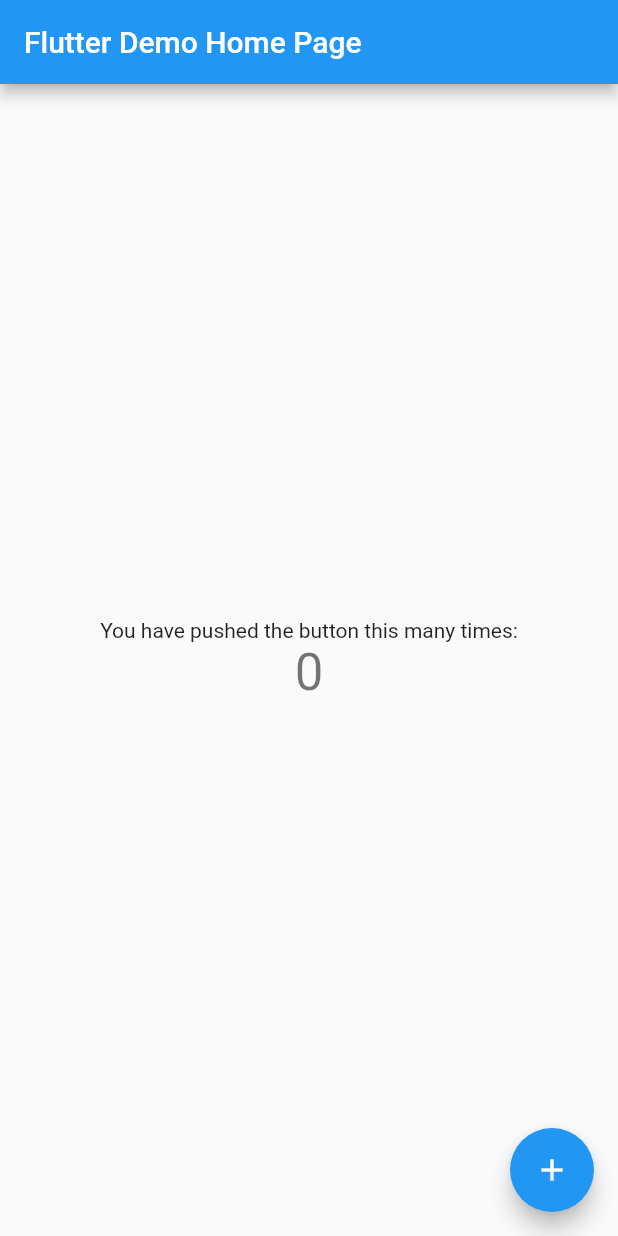
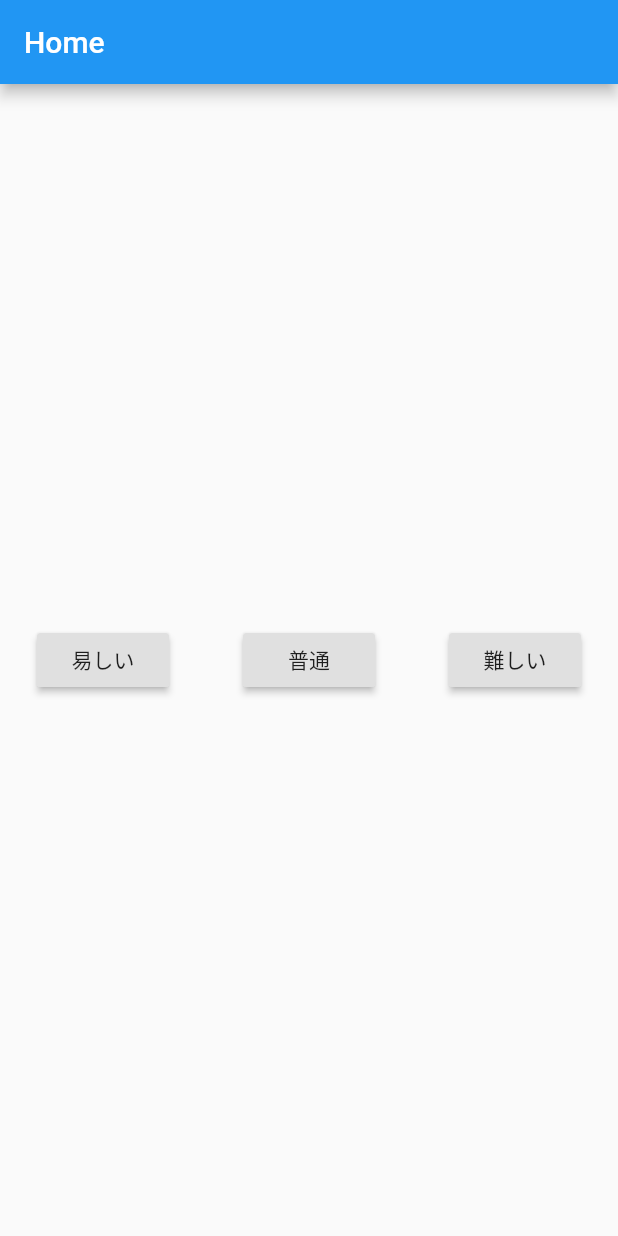
Before and after one commit to morio77/Tetris_flutter2, a Flutter app: the screen it shows after launch, on a phone screen of 412 x 824 dp. Run offline on Flutter 3.47's test engine with Material 2 defaults, Android fonts, the phone set to English and light mode, and no system bars.

```diff
--- a/tetris_app2/lib/main.dart
+++ b/tetris_app2/lib/main.dart
@@ -1,4 +1,6 @@
 import 'package:flutter/material.dart';
+
+import 'tetris_page.dart';
 
 void main() {
   runApp(MyApp());
@@ -11,107 +13,38 @@ class MyApp extends StatelessWidget {
     return MaterialApp(
       title: 'Flutter Demo',
       theme: ThemeData(
-        // This is the theme of your application.
-        //
-        // Try running your application with "flutter run". You'll see the
-        // application has a blue toolbar. Then, without quitting the app, try
-        // changing the primarySwatch below to Colors.green and then invoke
-        // "hot reload" (press "r" in the console where you ran "flutter run",
-        // or simply save your changes to "hot reload" in a Flutter IDE).
-        // Notice that the counter didn't reset back to zero; the application
-        // is not restarted.
         primarySwatch: Colors.blue,
-        // This makes the visual density adapt to the platform that you run
-        // the app on. For desktop platforms, the controls will be smaller and
-        // closer together (more dense) than on mobile platforms.
         visualDensity: VisualDensity.adaptivePlatformDensity,
       ),
-      home: MyHomePage(title: 'Flutter Demo Home Page'),
+      home: TetrisHomePage(),
     );
   }
 }
 
-class MyHomePage extends StatefulWidget {
-  MyHomePage({Key key, this.title}) : super(key: key);
-
-  // This widget is the home page of your application. It is stateful, meaning
-  // that it has a State object (defined below) that contains fields that affect
-  // how it looks.
-
-  // This class is the configuration for the state. It holds the values (in this
-  // case the title) provided by the parent (in this case the App widget) and
-  // used by the build method of the State. Fields in a Widget subclass are
-  // always marked "final".
-
-  final String title;
-
-  @override
-  _MyHomePageState createState() => _MyHomePageState();
-}
-
-class _MyHomePageState extends State<MyHomePage> {
-  int _counter = 0;
-
-  void _incrementCounter() {
-    setState(() {
-      // This call to setState tells the Flutter framework that something has
-      // changed in this State, which causes it to rerun the build method below
-      // so that the display can reflect the updated values. If we changed
-      // _counter without calling setState(), then the build method would not be
-      // called again, and so nothing would appear to happen.
-      _counter++;
-    });
-  }
-
+class TetrisHomePage extends StatelessWidget {
   @override
   Widget build(BuildContext context) {
-    // This method is rerun every time setState is called, for instance as done
-    // by the _incrementCounter method above.
-    //
-    // The Flutter framework has been optimized to make rerunning build methods
-    // fast, so that you can just rebuild anything that needs updating rather
-    // than having to individually change instances of widgets.
     return Scaffold(
       appBar: AppBar(
-        // Here we take the value from the MyHomePage object that was created by
-        // the App.build method, and use it to set our appbar title.
-        title: Text(widget.title),
+        title: Text("Home"),
       ),
       body: Center(
-        // Center is a layout widget. It takes a single child and positions it
-        // in the middle of the parent.
-        child: Column(
-          // Column is also a layout widget. It takes a list of children and
-          // arranges them vertically. By default, it sizes itself to fit its
-          // children horizontally, and tries to be as tall as its parent.
-          //
-          // Invoke "debug painting" (press "p" in the console, choose the
-          // "Toggle Debug Paint" action from the Flutter Inspector in Android
-          // Studio, or the "Toggle Debug Paint" command in Visual Studio Code)
-          // to see the wireframe for each widget.
-          //
-          // Column has various properties to control how it sizes itself and
-          // how it positions its children. Here we use mainAxisAlignment to
-          // center the children vertically; the main axis here is the vertical
-          // axis because Columns are vertical (the cross axis would be
-          // horizontal).
-          mainAxisAlignment: MainAxisAlignment.center,
-          children: <Widget>[
-            Text(
-              'You have pushed the button this many times:',
-            ),
-            Text(
-              '$_counter',
-              style: Theme.of(context).textTheme.headline4,
-            ),
+        child: Row(
+          mainAxisAlignment: MainAxisAlignment.spaceAround,
+          children: [
+            _raisedButton(context, "易しい" , 100),
+            _raisedButton(context, "普通" , 200),
+            _raisedButton(context, "難しい" , 300),
           ],
         ),
         ),
-      floatingActionButton: FloatingActionButton(
-        onPressed: _incrementCounter,
-        tooltip: 'Increment',
-        child: Icon(Icons.add),
-      ), // This trailing comma makes auto-formatting nicer for build methods.
+    );
+  }
+
+  Widget _raisedButton(BuildContext context, String label, int fallSpeed) {
+    return RaisedButton(
+      child: Text(label),
+      onPressed: () => Navigator.push(context, MaterialPageRoute(builder: (context) => TetrisPlayPage(fallSpeed, label))),
     );
   }
 }
--- a/tetris_app2/pubspec.yaml
+++ b/tetris_app2/pubspec.yaml
@@ -28,6 +28,7 @@ dependencies:
   # The following adds the Cupertino Icons font to your application.
   # Use with the CupertinoIcons class for iOS style icons.
   cupertino_icons: ^0.1.3
+  provider:
 
 dev_dependencies:
   flutter_test:
```
Also changed, not shown: tetris_app2/lib/mino_controller.dart (added, +10 -0 lines), tetris_app2/lib/tetris_page.dart (added, +35 -0 lines), tetris_app2/lib/mino_state.dart (added), tetris_app2/pubspec.lock. Lines whose indentation alone changed are shown as unchanged.
